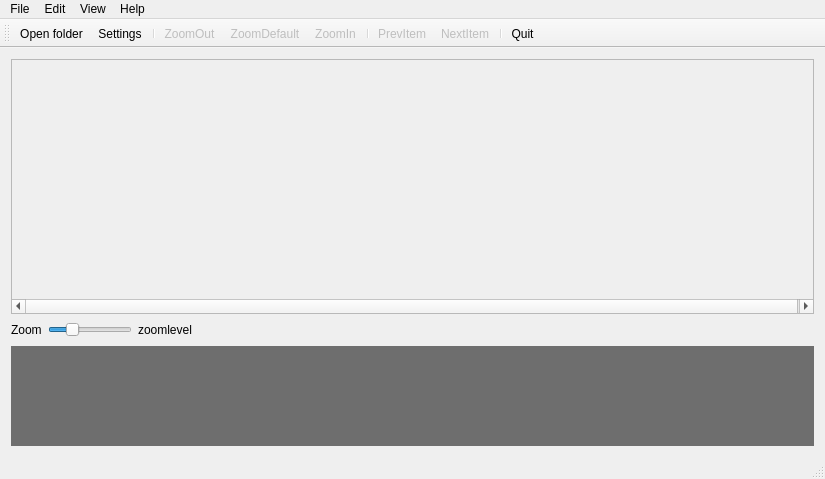
Above: mainwindow.ui from jlehtoma/Sppeculate before the change. Below: the same form after it.
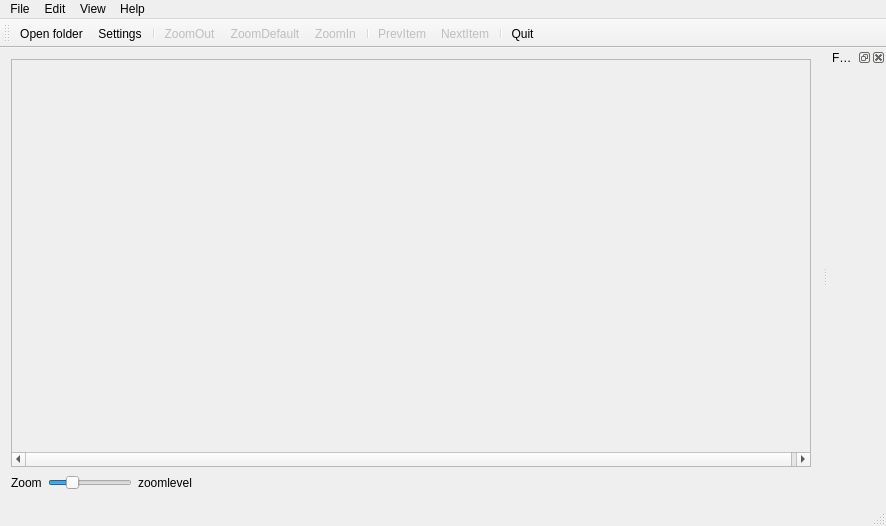
That is the form after the change. Icons and pictures are not drawn.

```diff
--- a/mainwindow.ui
+++ b/mainwindow.ui
@@ -6,8 +6,8 @@
    <rect>
     <x>0</x>
     <y>0</y>
-    <width>825</width>
-    <height>479</height>
+    <width>886</width>
+    <height>526</height>
    </rect>
   </property>
   <property name="windowTitle">
@@ -38,8 +38,8 @@
         <widget class="QWidget" name="scrollAreaWidgetContents">
          <property name="geometry">
           <rect>
-           <x>0</x>
-           <y>0</y>
+           <x>3</x>
+           <y>92</y>
            <width>803</width>
            <height>227</height>
           </rect>
@@ -108,32 +108,6 @@
       </item>
      </layout>
     </item>
-    <item>
-     <widget class="QTextEdit" name="infoEdit">
-      <property name="sizePolicy">
-       <sizepolicy hsizetype="Expanding" vsizetype="Maximum">
-        <horstretch>0</horstretch>
-        <verstretch>0</verstretch>
-       </sizepolicy>
-      </property>
-      <property name="maximumSize">
-       <size>
-        <width>16777215</width>
-        <height>100</height>
-       </size>
-      </property>
-      <property name="styleSheet">
-       <string notr="true">background-color: rgba(89, 89, 89, 220);
-color: rgb(255, 255, 255);</string>
-      </property>
-      <property name="frameShape">
-       <enum>QFrame::NoFrame</enum>
-      </property>
-      <property name="frameShadow">
-       <enum>QFrame::Plain</enum>
-      </property>
-     </widget>
-    </item>
    </layout>
   </widget>
   <widget class="QMenuBar" name="menuBar">
@@ -141,8 +115,8 @@
     <rect>
      <x>0</x>
      <y>0</y>
-     <width>825</width>
-     <height>29</height>
+     <width>886</width>
+     <height>20</height>
     </rect>
    </property>
    <widget class="QMenu" name="menuFile">
@@ -197,6 +171,25 @@
    <addaction name="action_Quit"/>
   </widget>
   <widget class="QStatusBar" name="statusBar"/>
+  <widget class="QDockWidget" name="formDockWidget">
+   <property name="windowIcon">
+    <iconset resource="sppeculate.qrc">
+     <normaloff>:/share/icons/editor.svg</normaloff>:/share/icons/editor.svg</iconset>
+   </property>
+   <property name="floating">
+    <bool>false</bool>
+   </property>
+   <property name="allowedAreas">
+    <set>Qt::RightDockWidgetArea</set>
+   </property>
+   <property name="windowTitle">
+    <string>Form</string>
+   </property>
+   <attribute name="dockWidgetArea">
+    <number>2</number>
+   </attribute>
+   <widget class="QWidget" name="dockWidgetContents"/>
+  </widget>
   <action name="action_Quit">
    <property name="icon">
     <iconset resource="sppeculate.qrc">
```
Left out of the diff: 2 changed lines with no effect on the pictures.
